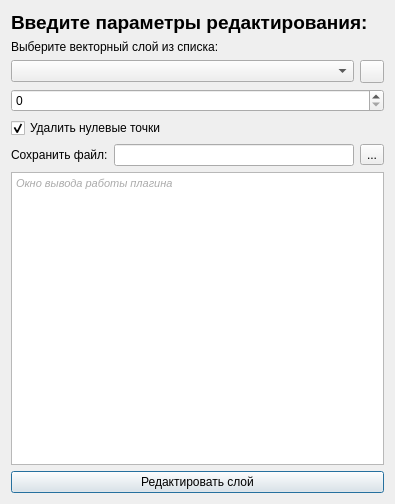
Old version of the form bpla_plugin_flights_dialog_base.ui in the repository vedmitt/Argest.
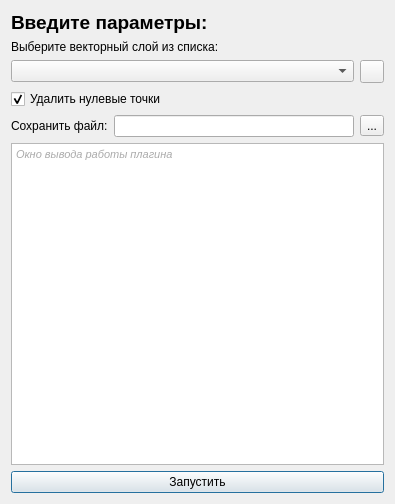
New version of the form. Icons and pictures are not drawn.

Diff of the .ui file:
```diff
--- a/bpla_plugin_flights_dialog_base.ui
+++ b/bpla_plugin_flights_dialog_base.ui
@@ -24,7 +24,7 @@
       </font>
      </property>
      <property name="text">
-      <string>Введите параметры редактирования: </string>
+      <string>Введите параметры: </string>
      </property>
     </widget>
    </item>
@@ -53,9 +53,6 @@
      </item>
     </layout>
    </item>
-   <item>
-    <widget class="QSpinBox" name="spinBox"/>
-   </item>
    <item>
     <widget class="QCheckBox" name="checkBox">
      <property name="text">
@@ -110,7 +107,7 @@
    <item>
     <widget class="QPushButton" name="pushButton">
      <property name="text">
-      <string>Редактировать слой</string>
+      <string>Запустить</string>
      </property>
     </widget>
    </item>
```
